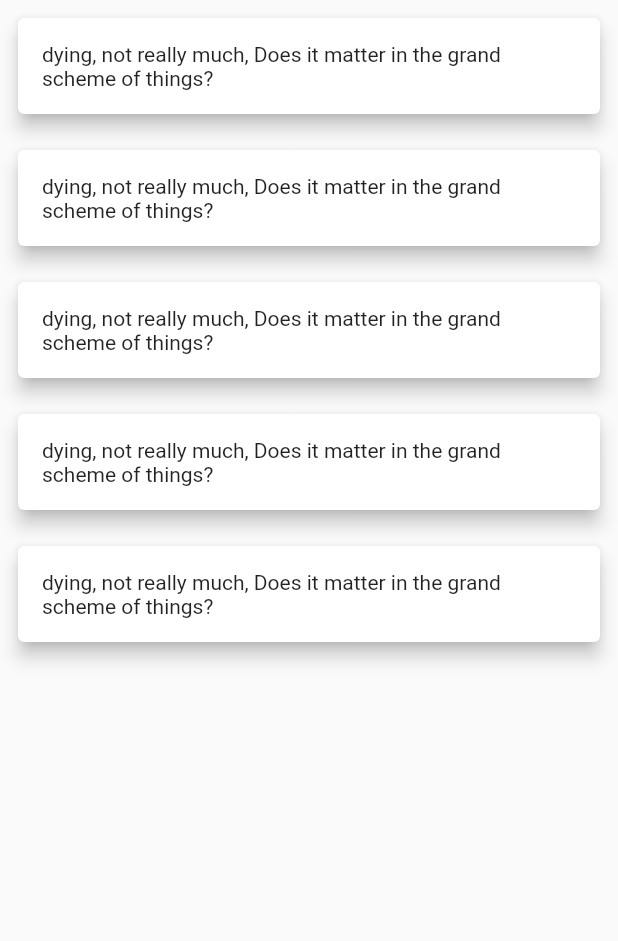
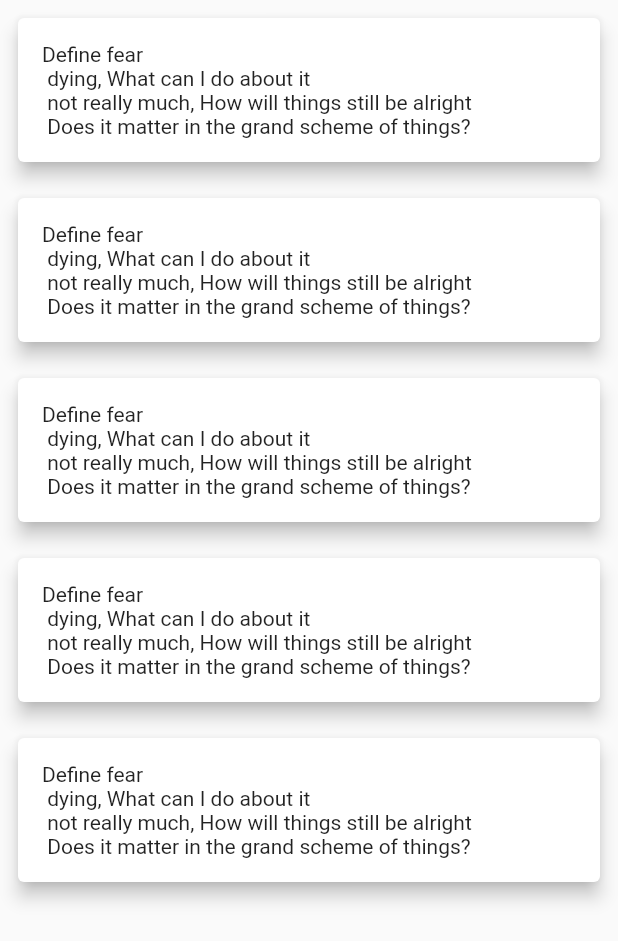
Before and after one commit to valerianaGit/3ThingsFlutter, a Flutter app: the FearList widget shown alone on an empty page, opened directly, on a phone screen of 412 x 824 dp. Shown: the top 941 px of the screen. Run offline on Flutter 3.47's test engine with Material 2 defaults, Android fonts, the phone set to English and light mode, and no system bars; our stand-ins replace table_calendar.

Commit message:
update fears to include what the prompts where for each entry

```diff
--- a/lib/widgets/fear_list.dart
+++ b/lib/widgets/fear_list.dart
@@ -13,9 +13,10 @@ class FearList extends StatelessWidget {
             itemBuilder: (context, index) {
               final entry = entryData.fearsList[index];
               return StoredValuesCards(
-                  content1: entry.define,
-                  content2: entry.actions,
-                  content3: entry.stillAlright);
+                  content1: 'Define fear\n ${entry.define}',
+                  content2: 'What can I do about it\n ${entry.actions}',
+                  content3:
+                      'How will things still be alright\n ${entry.stillAlright}');
             },
             itemCount: entryData.fearsCount,
           );
```
